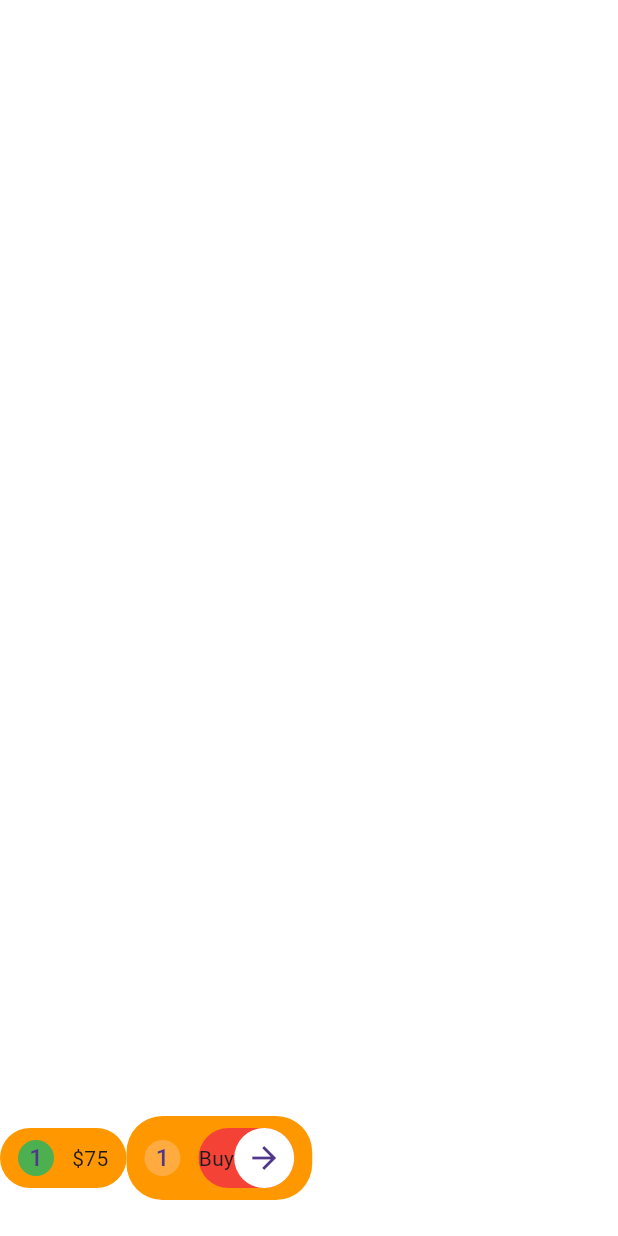
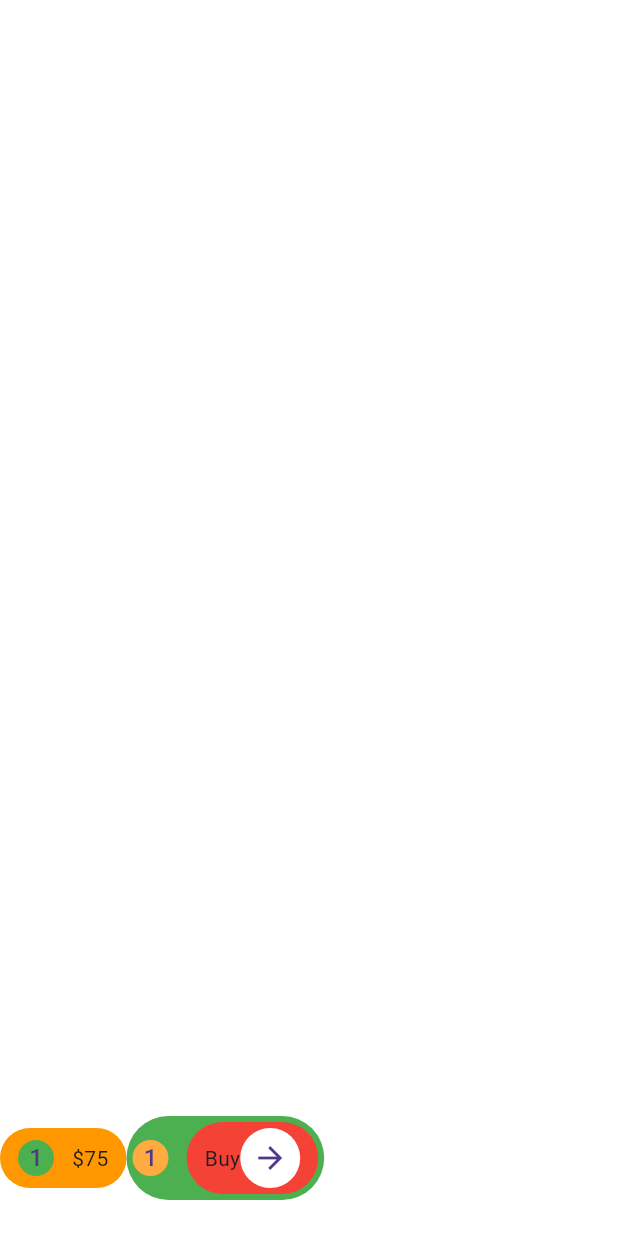
Before and after one commit to JAICHANGPARK/flutter_notebook_chapter_43, a Flutter app: the MarketplaceCartPage screen opened directly, on a phone screen of 412 x 824 dp. Run offline on Flutter 3.47's test engine with Material 3 defaults, Android fonts, the phone set to English and light mode, and no system bars; our stand-ins replace gap, hugeicons.

Commit message:
Update marketplace_cart_page.dart

```diff
--- a/lib/ep2168_marketplace_app/ui/marketplace_cart_page.dart
+++ b/lib/ep2168_marketplace_app/ui/marketplace_cart_page.dart
@@ -70,13 +70,13 @@ class _MarketplaceCartPageState extends State<MarketplaceCartPage> {
                     ),
                   ),
                   Container(
-                    decoration: BoxDecoration(
-                      color: Colors.orange,
-                      borderRadius: BorderRadius.circular(24),
+                    decoration: ShapeDecoration(
+                      shape: StadiumBorder(),
+                      color: Colors.green,
                     ),
                     padding: EdgeInsets.symmetric(
-                      horizontal: 12,
-                      vertical: 8,
+                      horizontal: 4,
+                      vertical: 4,
                     ),
                     child: Row(
                       children: [
@@ -87,6 +87,7 @@ class _MarketplaceCartPageState extends State<MarketplaceCartPage> {
                         ),
                         Gap(12),
                         Container(
+                          padding: EdgeInsets.symmetric(horizontal: 12, vertical: 4),
                           decoration: ShapeDecoration(
                             shape: StadiumBorder(),
                             color: Colors.red,
```
